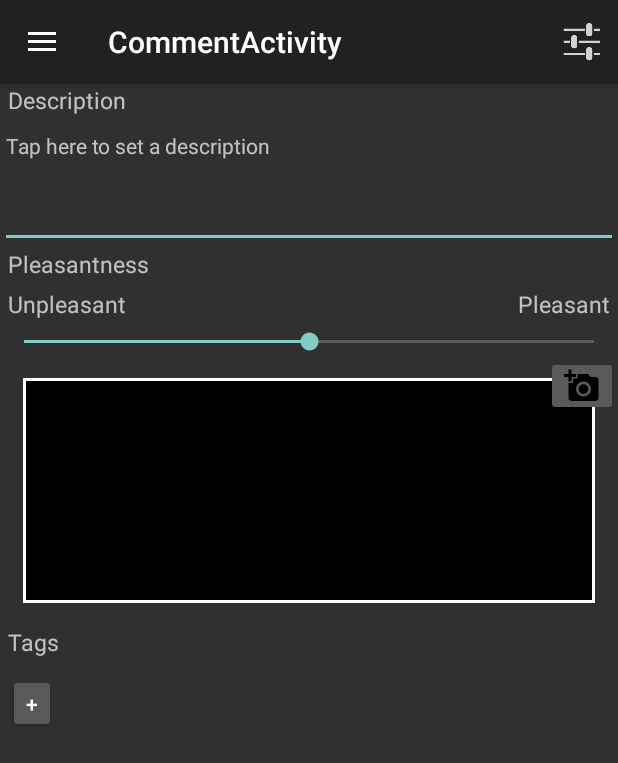
After one commit to Universite-Gustave-Eiffel/NoiseCapture, an Android app: the CommentActivity screen opened directly, with no data from a screen before it, on a phone screen of 412 x 824 dp. The commit adds this screen. Shown: the top 763 px of the screen. Run offline under Robolectric (Android 15) with nearby library versions, the phone set to English and light mode, and no system bars; libraries missing offline, so code that uses them is left out: org.slf4j.

Commit message:
Begin adding user input for measurement

```diff
--- /dev/null
+++ b/app/src/main/java/org/noise_planet/noisecapture/CommentActivity.java
@@ -0,0 +1,14 @@
+package org.noise_planet.noisecapture;
+
+import android.os.Bundle;
+
+public class CommentActivity extends MainActivity {
+
+    @Override
+    protected void onCreate(Bundle savedInstanceState) {
+        super.onCreate(savedInstanceState);
+        setContentView(R.layout.activity_comment);
+        initDrawer();
+    }
+
+}
--- /dev/null
+++ b/app/src/main/res/drawable/add_a_photo.xml
@@ -0,0 +1,9 @@
+<vector xmlns:android="http://schemas.android.com/apk/res/android"
+        android:width="24dp"
+        android:height="24dp"
+        android:viewportWidth="24.0"
+        android:viewportHeight="24.0">
+    <path
+        android:fillColor="#FF000000"
+        android:pathData="M3,4L3,1h2v3h3v2L5,6v3L3,9L3,6L0,6L0,4h3zM6,10L6,7h3L9,4h7l1.83,2L21,6c1.1,0 2,0.9 2,2v12c0,1.1 -0.9,2 -2,2L5,22c-1.1,0 -2,-0.9 -2,-2L3,10h3zM13,19c2.76,0 5,-2.24 5,-5s-2.24,-5 -5,-5 -5,2.24 -5,5 2.24,5 5,5zM9.8,14c0,1.77 1.43,3.2 3.2,3.2s3.2,-1.43 3.2,-3.2 -1.43,-3.2 -3.2,-3.2 -3.2,1.43 -3.2,3.2z"/>
+</vector>
--- /dev/null
+++ b/app/src/main/res/drawable/imageview_border.xml
@@ -0,0 +1,7 @@
+<?xml version="1.0" encoding="UTF-8"?>
+<shape xmlns:android="http://schemas.android.com/apk/res/android">
+    <solid android:color="#000000" />
+    <stroke android:width="2dp" android:color="#FFFFFF" />
+    <padding android:left="1dp" android:top="1dp" android:right="1dp"
+        android:bottom="1dp" />
+</shape>
--- a/app/src/main/res/drawable/location_hint.xml
+++ /dev/null
@@ -1,6 +0,0 @@
-<?xml version="1.0" encoding="utf-8"?>
-<selector xmlns:android="http://schemas.android.com/apk/res/android">
-    <item android:drawable="@drawable/location_hint_enabled" android:state_pressed="true" />
-    <item android:drawable="@drawable/location_hint_enabled_approximate"/>
-    <item android:drawable="@drawable/location_hint_disabled"/>
-</selector>
--- /dev/null
+++ b/app/src/main/res/layout/activity_comment.xml
@@ -0,0 +1,140 @@
+<?xml version="1.0" encoding="utf-8"?>
+<android.support.v4.widget.DrawerLayout xmlns:android="http://schemas.android.com/apk/res/android"
+    xmlns:app="http://schemas.android.com/apk/res-auto"
+    android:id="@+id/drawer_layout"
+    android:layout_width="match_parent"
+    android:layout_height="match_parent">
+
+    <LinearLayout
+        android:layout_width="fill_parent"
+        android:layout_height="fill_parent"
+        android:orientation="vertical"
+        android:weightSum="1">
+
+        <TextView
+            android:layout_width="wrap_content"
+            android:layout_height="wrap_content"
+            android:paddingLeft="5dp"
+            android:paddingRight="5dp"
+            android:text="@string/user_input_description"
+            android:textSize="15sp" />
+
+        <EditText
+            android:layout_width="fill_parent"
+            android:layout_height="wrap_content"
+            android:gravity="start|top"
+            android:hint="@string/hint_userinput"
+            android:inputType="textMultiLine"
+            android:lines="4"
+            android:scrollbars="vertical"
+            android:textSize="14sp"/>
+
+        <TextView
+            android:layout_width="wrap_content"
+            android:layout_height="wrap_content"
+            android:gravity="center_horizontal"
+            android:paddingLeft="5dp"
+            android:paddingRight="5dp"
+            android:text="@string/userinfo_pleasantness"
+            android:textSize="15sp" />
+
+        <LinearLayout
+            android:id="@+id/linearLayout5"
+            android:layout_width="fill_parent"
+            android:layout_height="wrap_content"
+            android:paddingTop="5dp"
+            android:weightSum="1">
+
+            <TextView
+                android:layout_width="wrap_content"
+                android:layout_height="wrap_content"
+                android:paddingLeft="5dp"
+                android:paddingRight="5dp"
+                android:text="@string/userinfo_unpleasant"
+                android:textSize="15sp" />
+
+            <View
+                android:layout_width="0dp"
+                android:layout_height="0dp"
+                android:layout_weight="1" />
+
+            <TextView
+                android:layout_width="wrap_content"
+                android:layout_height="wrap_content"
+                android:paddingLeft="5dp"
+                android:paddingRight="5dp"
+                android:text="@string/userinfo_pleasant"
+                android:textSize="15sp" />
+        </LinearLayout>
+
+        <SeekBar
+            android:id="@+id/pleasantness_slider"
+            android:layout_width="match_parent"
+            android:layout_height="wrap_content"
+            android:paddingTop="5dp"
+            android:progress="2"
+            android:max="4"/>
+
+        <LinearLayout
+            android:layout_width="fill_parent"
+            android:layout_height="wrap_content"
+            android:orientation="vertical"
+            android:weightSum="1">
+
+            <ImageView
+                android:layout_width="match_parent"
+                android:layout_height="150dp"
+                android:layout_margin="15dp"
+                android:background="@drawable/imageview_border" />
+
+            <LinearLayout
+                android:layout_width="fill_parent"
+                android:layout_height="wrap_content"
+                android:layout_marginTop="-180dp"
+                android:gravity="end"
+                android:weightSum="1">
+
+                <ImageButton
+                    android:layout_width="wrap_content"
+                    android:layout_height="40dp"
+                    app:srcCompat="@drawable/add_a_photo" />
+            </LinearLayout>
+        </LinearLayout>
+
+        <TextView
+            android:layout_width="wrap_content"
+            android:layout_height="wrap_content"
+            android:paddingLeft="5dp"
+            android:paddingRight="5dp"
+            android:text="Tags"
+            android:textSize="15sp" />
+
+        <LinearLayout
+            android:id="@+id/tags_container"
+            android:layout_width="fill_parent"
+            android:layout_height="wrap_content"
+            android:layout_margin="5dp"
+            android:orientation="horizontal"
+            android:paddingTop="5dp"
+            android:weightSum="1">
+
+            <Button
+                android:id="@+id/button_add_tag"
+                android:layout_width="wrap_content"
+                android:layout_height="wrap_content"
+                android:minHeight="0dp"
+                android:minWidth="0dp"
+                android:text="@string/add_tag" />
+        </LinearLayout>
+    </LinearLayout>
+
+    <ListView
+        android:id="@+id/left_drawer"
+        android:layout_width="@dimen/list_view_layout_width"
+        android:layout_height="@dimen/list_view_layout_height"
+        android:layout_gravity="start"
+        android:background="#111"
+        android:choiceMode="singleChoice"
+        android:divider="@android:color/transparent"
+        android:dividerHeight="0dp" />
+</android.support.v4.widget.DrawerLayout>
--- a/app/src/main/res/layout/activity_measurement.xml
+++ b/app/src/main/res/layout/activity_measurement.xml
@@ -165,7 +165,7 @@
                     android:contentDescription="@string/loc_hint"
                     android:paddingBottom="4dp"
                     android:visibility="invisible"
-                    app:srcCompat="@drawable/location_hint_enabled" />
+                    app:srcCompat="@drawable/gps_off" />
 
                 <TextView
                     android:id="@+id/textView_value_gps_precision"
--- a/app/src/main/res/values/strings.xml
+++ b/app/src/main/res/values/strings.xml
@@ -179,6 +179,9 @@
     <string name="measurement_service_canceled">Measurement canceled</string>
 
     <string name="delete">Delete</string>
+    <string name="hint_userinput">Tap here to set a description</string>
+    <string name="user_input_description">Description</string>
+    <string name="add_tag">+</string>
     <string name="no_data_text_description">Start by pressing the record button</string>
     <string name="export_zip_info">Export archive description\n\n
 meta.properties file are general info on device and record:\n
@@ -200,4 +203,8 @@ track.json 1s samples of measures. Using the geojson format (http://geojson.io)
 - bearing Movement orientation.See https://developer.android.com/reference/android/location/Location.html#getBearing()\n
 - speed Estimated device speed in m/s\n
 - leq_frequency 1s mean equivalent sound level in dB(A) for the specified frequency\n</string>
+    <string name="title_activity_comment">CommentActivity</string>
+    <string name="userinfo_unpleasant">Unpleasant</string>
+    <string name="userinfo_pleasant">Pleasant</string>
+    <string name="userinfo_pleasantness">Pleasantness</string>
 </resources>
```
Also changed, not shown: app/src/main/AndroidManifest.xml (+41 -42 lines), app/src/main/java/org/noise_planet/noisecapture/Storage.java (+44 -2 lines), app/src/main/res/drawable/location_hint_disabled.xml (deleted, +0 -9 lines), app/src/main/res/drawable/location_hint_enabled.xml (deleted, +0 -9 lines), app/src/main/res/drawable/location_hint_enabled_approximate.xml (deleted, +0 -9 lines).
